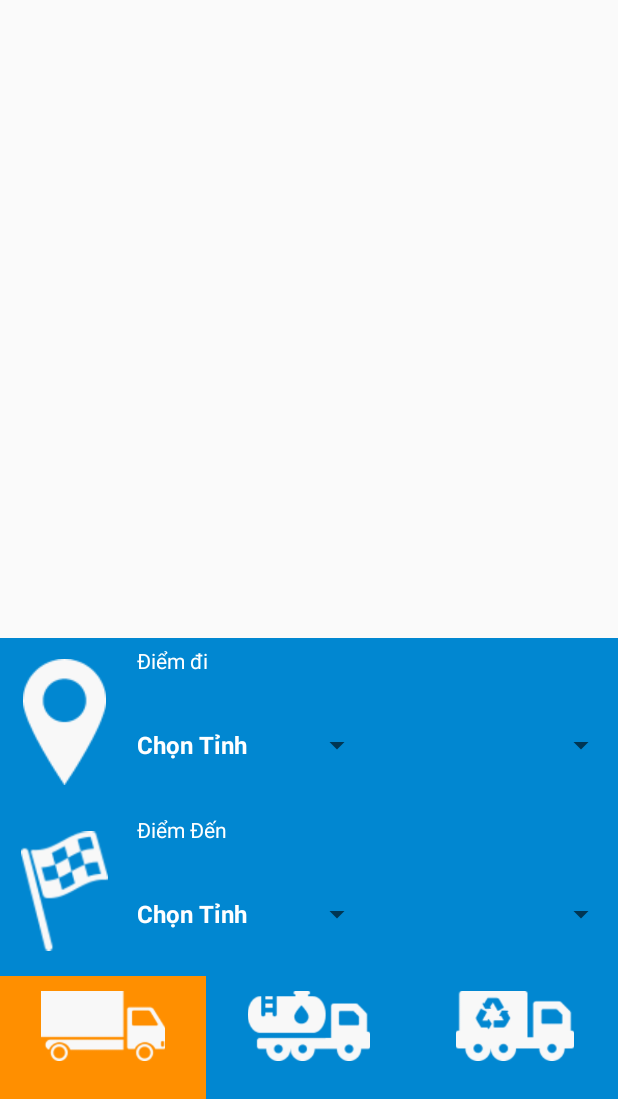
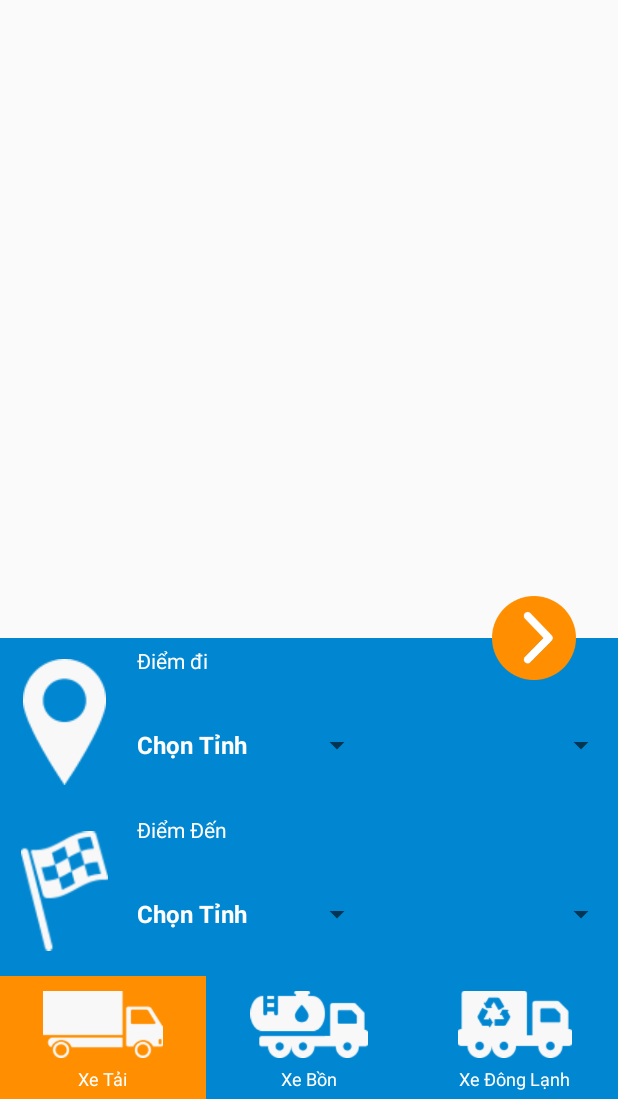
Before and after one commit to huyvtran/Netloading-android, an Android app: the screen it shows after launch (PickLocationActivity), on a phone screen of 412 x 824 dp, the part 137-1236 px from its top. Run offline under Robolectric (Android 15) with nearby library versions, the phone set to English and light mode, and no system bars; our stand-ins replace ButterKnife; 3 statements that could not run were skipped.

Commit message:
update pick_location layout

```diff
--- a/app/src/main/java/com/netloading/view/PickLocationActivity.java
+++ b/app/src/main/java/com/netloading/view/PickLocationActivity.java
@@ -8,6 +8,7 @@ import android.view.View;
 import android.view.ViewGroup;
 import android.widget.AdapterView;
 import android.widget.ArrayAdapter;
+import android.widget.Button;
 import android.widget.Spinner;
 import android.widget.TextView;
 
@@ -59,11 +60,14 @@ public class PickLocationActivity extends AppCompatActivity implements OnMapRead
     List<String> viDoDi = new ArrayList<String>();
     List<String> viDoDen = new ArrayList<String>();
 
+
     @Override
     protected void onCreate(@Nullable Bundle savedInstanceState) {
         super.onCreate(savedInstanceState);
 
         setContentView(R.layout.pick_location);
+
+
         ReadFileFromAssetsAndAddToList(tinhList, "ten_tinh.txt");
         ReadFileFromAssetsAndAddToList(allHuyenList, "ten_huyen.txt");
         ReadFileFromAssetsAndAddToList(maTinhList, "ma_tinh.txt");
--- a/app/src/main/res/layout/pick_location.xml
+++ b/app/src/main/res/layout/pick_location.xml
@@ -1,35 +1,42 @@
 <?xml version="1.0" encoding="utf-8"?>
-<LinearLayout xmlns:android="http://schemas.android.com/apk/res/android"
+<RelativeLayout xmlns:android="http://schemas.android.com/apk/res/android"
+    android:layout_width="match_parent"
+    android:layout_height="match_parent">
+
+    <LinearLayout
         android:layout_width="match_parent"
         android:layout_height="match_parent"
-    android:weightSum="1"
-    android:orientation="vertical">
+        android:orientation="vertical"
+        android:weightSum="1">
 
         <LinearLayout
             android:layout_width="match_parent"
             android:layout_height="0dp"
-        android:layout_weight="0.6">
+            android:layout_weight="0.6"
+            android:orientation="vertical">
+
             <fragment
+                android:id="@+id/map"
                 android:name="com.google.android.gms.maps.MapFragment"
-            android:id="@+id/map"
                 android:layout_width="match_parent"
-            android:layout_height="match_parent"/>
+                android:layout_height="match_parent" />
+
         </LinearLayout>
 
         <LinearLayout
             android:layout_width="match_parent"
             android:layout_height="0dp"
             android:layout_weight="0.4"
-        android:weightSum="3"
+            android:background="@color/vBlue"
             android:orientation="vertical"
-        android:background="@color/vBlue">
+            android:weightSum="3">
 
             <LinearLayout
                 android:layout_width="match_parent"
                 android:layout_height="0dp"
                 android:layout_weight="1.1"
-            android:weightSum="1"
-            android:orientation="horizontal">
+                android:orientation="horizontal"
+                android:weightSum="1">
 
                 <LinearLayout
                     android:layout_width="0dp"
@@ -37,6 +44,7 @@
                     android:layout_weight="0.21"
                     android:gravity="center"
                     android:padding="14dp">
+
                     <ImageView
                         android:layout_width="wrap_content"
                         android:layout_height="wrap_content"
@@ -48,13 +56,14 @@
                     android:layout_width="0dp"
                     android:layout_height="match_parent"
                     android:layout_weight="0.79">
+
                     <TextView
                         android:id="@+id/diem_di"
                         android:layout_width="wrap_content"
                         android:layout_height="wrap_content"
+                        android:layout_margin="5dp"
                         android:text="Điểm đi"
-                    android:textColor="#ffffff"
-                    android:layout_margin="5dp"/>
+                        android:textColor="#ffffff" />
 
                     <LinearLayout
                         android:layout_width="match_parent"
@@ -67,33 +76,34 @@
                             android:id="@+id/tinh_di"
                             android:layout_width="0dp"
                             android:layout_height="match_parent"
-                        android:layout_weight="0.5">
-                    </Spinner>
+                            android:layout_weight="0.5"></Spinner>
 
                         <Spinner
                             android:id="@+id/huyen_di"
                             android:layout_width="0dp"
                             android:layout_height="match_parent"
-                        android:layout_weight="0.5">
-                    </Spinner>
+                            android:layout_weight="0.5"></Spinner>
 
                     </LinearLayout>
 
                 </RelativeLayout>
 
             </LinearLayout>
+
             <LinearLayout
                 android:layout_width="match_parent"
                 android:layout_height="0dp"
                 android:layout_weight="1.1"
-            android:weightSum="1"
-            android:orientation="horizontal">
+                android:orientation="horizontal"
+                android:weightSum="1">
+
                 <LinearLayout
                     android:layout_width="0dp"
                     android:layout_height="match_parent"
                     android:layout_weight="0.21"
                     android:gravity="center"
                     android:padding="14dp">
+
                     <ImageView
                         android:layout_width="wrap_content"
                         android:layout_height="wrap_content"
@@ -105,13 +115,14 @@
                     android:layout_width="0dp"
                     android:layout_height="match_parent"
                     android:layout_weight="0.79">
+
                     <TextView
                         android:id="@+id/diem_den"
                         android:layout_width="wrap_content"
                         android:layout_height="wrap_content"
+                        android:layout_margin="5dp"
                         android:text="Điểm Đến"
-                    android:textColor="#ffffff"
-                    android:layout_margin="5dp"/>
+                        android:textColor="#ffffff" />
 
                     <LinearLayout
                         android:layout_width="match_parent"
@@ -124,15 +135,13 @@
                             android:id="@+id/tinh_den"
                             android:layout_width="0dp"
                             android:layout_height="match_parent"
-                        android:layout_weight="0.5">
-                    </Spinner>
+                            android:layout_weight="0.5"></Spinner>
 
                         <Spinner
                             android:id="@+id/huyen_den"
                             android:layout_width="0dp"
                             android:layout_height="match_parent"
-                        android:layout_weight="0.5">
-                    </Spinner>
+                            android:layout_weight="0.5"></Spinner>
 
                     </LinearLayout>
 
@@ -156,8 +165,8 @@
                         android:id="@+id/btn1"
                         android:layout_width="0dp"
                         android:layout_height="match_parent"
+                        android:layout_margin="0dp"
                         android:layout_weight="1"
-                    android:layout_margin="0dp"
                         android:background="@drawable/btn1selector"
                         android:button="@null"
                         android:checked="true"
@@ -167,8 +176,8 @@
                         android:id="@+id/btn2"
                         android:layout_width="0dp"
                         android:layout_height="match_parent"
+                        android:layout_margin="0dp"
                         android:layout_weight="1"
-                    android:layout_margin="0dp"
                         android:background="@drawable/btn1selector"
                         android:button="@null"
                         android:checked="false"
@@ -178,8 +187,8 @@
                         android:id="@+id/btn3"
                         android:layout_width="0dp"
                         android:layout_height="match_parent"
+                        android:layout_margin="0dp"
                         android:layout_weight="1"
-                    android:layout_margin="0dp"
                         android:background="@drawable/btn1selector"
                         android:button="@null"
                         android:checked="false"
@@ -188,12 +197,12 @@
                 </RadioGroup>
 
 
-
                 <LinearLayout
                     android:layout_width="match_parent"
                     android:layout_height="match_parent"
                     android:orientation="horizontal"
                     android:weightSum="3">
+
                     <RelativeLayout
                         android:id="@+id/xetai_tab"
                         android:layout_width="0dp"
@@ -201,56 +210,125 @@
                         android:layout_weight="1"
                         android:gravity="center"
                         android:paddingLeft="20dp"
-                    android:paddingTop="10dp"
-                    android:paddingBottom="25dp"
-                    android:paddingRight="20dp">
+                        android:paddingRight="20dp"
+                        android:paddingTop="10dp">
 
 
                         <ImageView
+                            android:id="@+id/iv_xetai"
                             android:layout_width="wrap_content"
                             android:layout_height="wrap_content"
                             android:layout_gravity="center"
-                        android:src="@drawable/icon_xetai" />
+                            android:src="@drawable/icon_xetai"
+                            android:layout_above="@+id/tv_xetai"/>
+
+                        <TextView
+                            android:id="@id/tv_xetai"
+                            android:layout_width="wrap_content"
+                            android:layout_height="wrap_content"
+                            android:text="Xe Tải"
+                            android:layout_centerHorizontal="true"
+                            android:layout_alignParentBottom="true"
+                            android:layout_marginTop="5dp"
+                            android:textColor="#ffffff"
+                            android:textSize="12sp"
+                            android:layout_marginBottom="5dp"/>
+
                     </RelativeLayout>
 
-                <LinearLayout
+                    <RelativeLayout
                         android:id="@+id/xebon_tab"
                         android:layout_width="0dp"
                         android:layout_height="match_parent"
                         android:layout_weight="1"
                         android:gravity="center"
                         android:paddingLeft="20dp"
-                    android:paddingTop="10dp"
-                    android:paddingBottom="25dp"
-                    android:paddingRight="20dp">
+                        android:paddingRight="20dp"
+                        android:paddingTop="10dp">
+
                         <ImageView
+                            android:id="@+id/iv_xebon"
                             android:layout_width="wrap_content"
                             android:layout_height="wrap_content"
                             android:layout_gravity="center"
-                        android:src="@drawable/icon_xebon"/>
-                </LinearLayout>
+                            android:src="@drawable/icon_xebon"
+                            android:layout_above="@+id/tv_xebon"/>
 
-                <LinearLayout
+                        <TextView
+                            android:id="@id/tv_xebon"
+                            android:layout_width="wrap_content"
+                            android:layout_height="wrap_content"
+                            android:text="Xe Bồn"
+                            android:layout_centerHorizontal="true"
+                            android:layout_alignParentBottom="true"
+                            android:layout_marginTop="5dp"
+                            android:textColor="#ffffff"
+                            android:textSize="12sp"
+                            android:layout_marginBottom="5dp"/>
+                    </RelativeLayout>
+
+                    <RelativeLayout
                         android:id="@+id/xedonglanh_tab"
                         android:layout_width="0dp"
                         android:layout_height="match_parent"
                         android:layout_weight="1"
                         android:gravity="center"
                         android:paddingLeft="20dp"
-                    android:paddingTop="10dp"
-                    android:paddingBottom="25dp"
-                    android:paddingRight="20dp">
+                        android:paddingRight="20dp"
+                        android:paddingTop="10dp">
+
                         <ImageView
+                            android:id="@+id/iv_xedonglanh"
                             android:layout_width="wrap_content"
                             android:layout_height="wrap_content"
                             android:layout_gravity="center"
-                        android:src="@drawable/icon_xedonglanh" />
-                </LinearLayout>
+                            android:src="@drawable/icon_xedonglanh"
+                            android:layout_above="@+id/tv_xedonglanh"/>
+
+                        <TextView
+                            android:id="@id/tv_xedonglanh"
+                            android:layout_width="wrap_content"
+                            android:layout_height="wrap_content"
+                            android:text="Xe Đông Lạnh"
+                            android:layout_centerHorizontal="true"
+                            android:layout_alignParentBottom="true"
+                            android:layout_marginTop="5dp"
+                            android:textColor="#ffffff"
+                            android:textSize="12sp"
+                            android:layout_marginBottom="5dp"/>
+                    </RelativeLayout>
 
                 </LinearLayout>
             </RelativeLayout>
 
         </LinearLayout>
+    </LinearLayout>
+
+    <LinearLayout
+        android:layout_width="match_parent"
+        android:layout_height="match_parent"
+        android:orientation="vertical"
+        android:weightSum="1">
+        <FrameLayout
+            android:layout_width="match_parent"
+            android:layout_height="0dp"
+            android:layout_weight="0.5"
+            android:layout_marginBottom="0dp"
+            android:padding="0dp">
+        </FrameLayout>
+        <RelativeLayout
+            android:layout_width="match_parent"
+            android:layout_height="0dp"
+            android:layout_weight="0.2"
+            android:gravity="center_vertical|right">
+            <ImageView
+                android:layout_width="56dp"
+                android:layout_height="56dp"
+                android:background="@drawable/next"
+                android:layout_marginRight="28dp"/>
+        </RelativeLayout>
 
 
     </LinearLayout>
+
+</RelativeLayout>
```
Also changed, not shown: app/src/main/res/drawable/next.png (added). Lines whose indentation alone changed are shown as unchanged.
